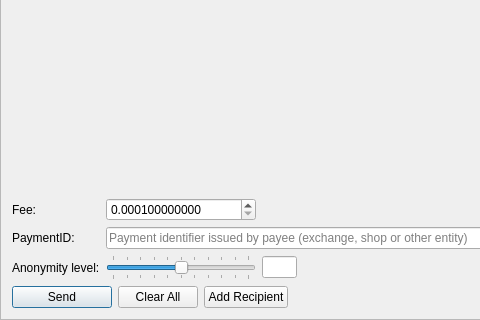
This is src/gui/ui/sendframe.ui in cryptonotefoundation/cryptonotewallet as Qt 5 draws it before an edit; both pictures show x 0 to 480 and y 270 to 590 of the 866 by 590 pixel window. The edited form follows.
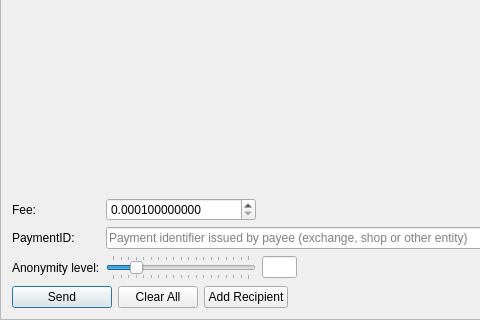
This is the edited form. Icons and pictures are not drawn.

Commit message: Set min mixin 2

```diff
--- a/src/gui/ui/sendframe.ui
+++ b/src/gui/ui/sendframe.ui
@@ -87,7 +87,10 @@
         </size>
        </property>
        <property name="maximum">
-        <number>10</number>
+        <number>20</number>
+       </property>
+        <property name="minimum">
+          <number>2</number>
        </property>
        <property name="pageStep">
         <number>1</number>
```
Lines whose indentation alone changed are shown as unchanged.
